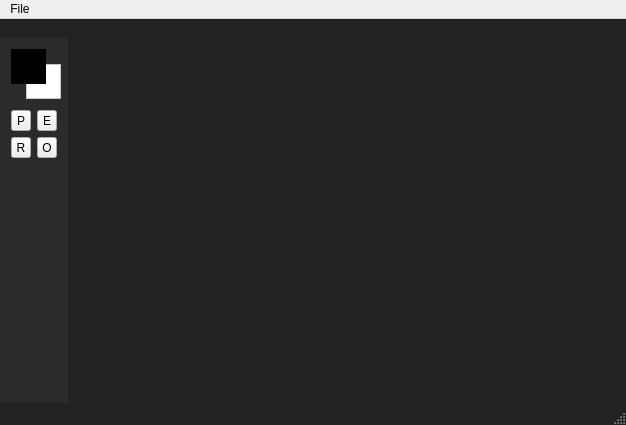
First picture: the form in alpaint/res/Alpaint.ui, repository DatDarkAlpaca/alpaint, before the edit.
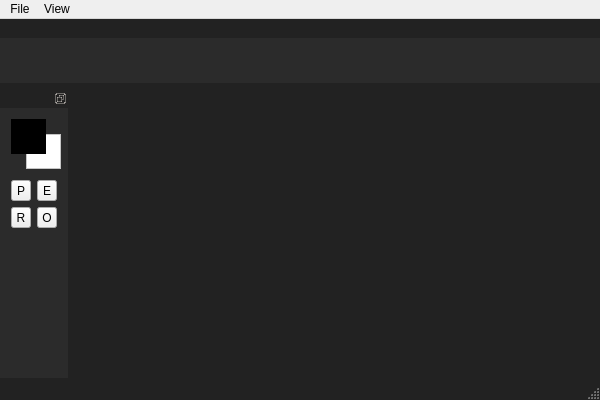
Second picture: the form after the edit. Custom widgets are drawn as their Qt base class.

Commit message: Add information bar and reset canvas transformation.

The edit to the form file:
```diff
--- a/alpaint/res/Alpaint.ui
+++ b/alpaint/res/Alpaint.ui
@@ -6,8 +6,8 @@
    <rect>
     <x>0</x>
     <y>0</y>
-    <width>626</width>
-    <height>425</height>
+    <width>600</width>
+    <height>400</height>
    </rect>
   </property>
   <property name="minimumSize">
@@ -56,7 +56,7 @@
     <rect>
      <x>0</x>
      <y>0</y>
-     <width>626</width>
+     <width>600</width>
      <height>22</height>
     </rect>
    </property>
@@ -66,7 +66,14 @@
     </property>
     <addaction name="actionNew"/>
    </widget>
+   <widget class="QMenu" name="menuView">
+    <property name="title">
+     <string>View</string>
+    </property>
+    <addaction name="actionShow_pixel_grid"/>
+   </widget>
    <addaction name="menuFile"/>
+   <addaction name="menuView"/>
   </widget>
   <widget class="alp::ToolBarDock" name="toolBar">
    <property name="sizePolicy">
@@ -90,7 +97,7 @@
 }</string>
    </property>
    <property name="features">
-    <set>QDockWidget::NoDockWidgetFeatures</set>
+    <set>QDockWidget::DockWidgetFloatable|QDockWidget::DockWidgetMovable</set>
    </property>
    <property name="allowedAreas">
     <set>Qt::LeftDockWidgetArea</set>
@@ -277,6 +284,68 @@
     </layout>
    </widget>
   </widget>
+  <widget class="alp::InformationBarDock" name="informationBar">
+   <property name="styleSheet">
+    <string notr="true">QDockWidget#informationBar
+{
+	border-top: 1px solid;
+	border-right: 1px solid;
+	background-color: rgb(85, 85, 85);
+}</string>
+   </property>
+   <property name="features">
+    <set>QDockWidget::NoDockWidgetFeatures</set>
+   </property>
+   <property name="allowedAreas">
+    <set>Qt::TopDockWidgetArea</set>
+   </property>
+   <attribute name="dockWidgetArea">
+    <number>4</number>
+   </attribute>
+   <widget class="QWidget" name="informationBarContents">
+    <property name="sizePolicy">
+     <sizepolicy hsizetype="Preferred" vsizetype="Fixed">
+      <horstretch>0</horstretch>
+      <verstretch>0</verstretch>
+     </sizepolicy>
+    </property>
+    <property name="minimumSize">
+     <size>
+      <width>0</width>
+      <height>45</height>
+     </size>
+    </property>
+    <property name="maximumSize">
+     <size>
+      <width>16777215</width>
+      <height>45</height>
+     </size>
+    </property>
+    <property name="styleSheet">
+     <string notr="true">QWidget#informationBarContents
+{
+	background-color: rgb(43, 43, 43);
+}</string>
+    </property>
+    <layout class="QHBoxLayout" name="horizontalLayout_3">
+     <property name="spacing">
+      <number>0</number>
+     </property>
+     <property name="leftMargin">
+      <number>0</number>
+     </property>
+     <property name="topMargin">
+      <number>0</number>
+     </property>
+     <property name="rightMargin">
+      <number>0</number>
+     </property>
+     <property name="bottomMargin">
+      <number>0</number>
+     </property>
+    </layout>
+   </widget>
+  </widget>
   <action name="actionNew">
    <property name="text">
     <string>New...</string>
@@ -300,6 +369,12 @@
    <header>toolbar/ColorPicker.h</header>
    <container>1</container>
   </customwidget>
+  <customwidget>
+   <class>alp::InformationBarDock</class>
+   <extends>QDockWidget</extends>
+   <header>docks/InformationBarDock.h</header>
+   <container>1</container>
+  </customwidget>
  </customwidgets>
  <resources>
   <include location="Alpaint.qrc"/>
```
Left out of the diff: 8 changed lines with no effect on the pictures. The commit also changes 9 other files.
